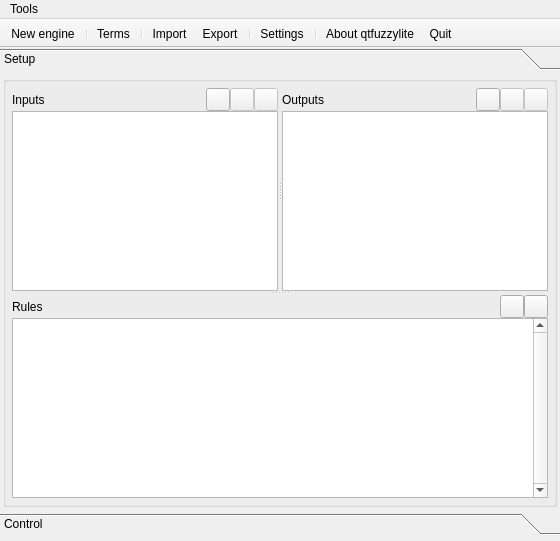
Above: qtfuzzylite/ui/Window.ui from fuzzylite/fuzzylite before the change. Below: the same form after it.
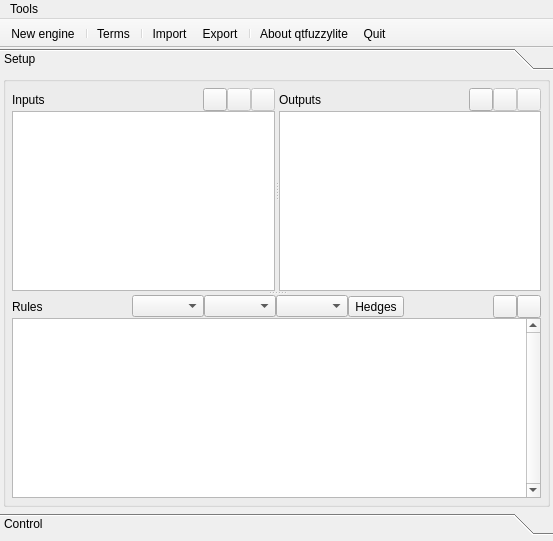
That is the form after the change. Icons and pictures are not drawn. Custom widgets are drawn as their Qt base class.

Diff of the .ui file:
```diff
--- a/qtfuzzylite/ui/Window.ui
+++ b/qtfuzzylite/ui/Window.ui
@@ -6,7 +6,7 @@
    <rect>
     <x>0</x>
     <y>0</y>
-    <width>560</width>
+    <width>553</width>
     <height>541</height>
    </rect>
   </property>
@@ -62,7 +62,7 @@
         <rect>
          <x>0</x>
          <y>0</y>
-         <width>560</width>
+         <width>553</width>
          <height>408</height>
         </rect>
        </property>
@@ -329,6 +329,50 @@
                    </property>
                   </spacer>
                  </item>
+                 <item>
+                  <widget class="QComboBox" name="cbxTnorm">
+                   <property name="toolTip">
+                    <string>T-Norm</string>
+                   </property>
+                  </widget>
+                 </item>
+                 <item>
+                  <widget class="QComboBox" name="cbxSnorm">
+                   <property name="toolTip">
+                    <string>S-Norm</string>
+                   </property>
+                  </widget>
+                 </item>
+                 <item>
+                  <widget class="QComboBox" name="cbxActivation">
+                   <property name="toolTip">
+                    <string>Activation</string>
+                   </property>
+                  </widget>
+                 </item>
+                 <item>
+                  <widget class="QToolButton" name="btn_hedges">
+                   <property name="text">
+                    <string>Hedges</string>
+                   </property>
+                   <property name="checkable">
+                    <bool>true</bool>
+                   </property>
+                  </widget>
+                 </item>
+                 <item>
+                  <spacer name="horizontalSpacer">
+                   <property name="orientation">
+                    <enum>Qt::Horizontal</enum>
+                   </property>
+                   <property name="sizeHint" stdset="0">
+                    <size>
+                     <width>40</width>
+                     <height>20</height>
+                    </size>
+                   </property>
+                  </spacer>
+                 </item>
                  <item>
                   <layout class="QHBoxLayout" name="horizontalLayout">
                    <property name="leftMargin">
@@ -747,8 +791,6 @@
    <addaction name="actionImport"/>
    <addaction name="actionExport"/>
    <addaction name="separator"/>
-   <addaction name="actionPreferences"/>
-   <addaction name="separator"/>
    <addaction name="actionAbout"/>
    <addaction name="actionQuit"/>
   </widget>
@@ -757,7 +799,7 @@
     <rect>
      <x>0</x>
      <y>0</y>
-     <width>560</width>
+     <width>553</width>
      <height>25</height>
     </rect>
    </property>
```
Left out of the diff: 16 changed lines with no effect on the pictures.
